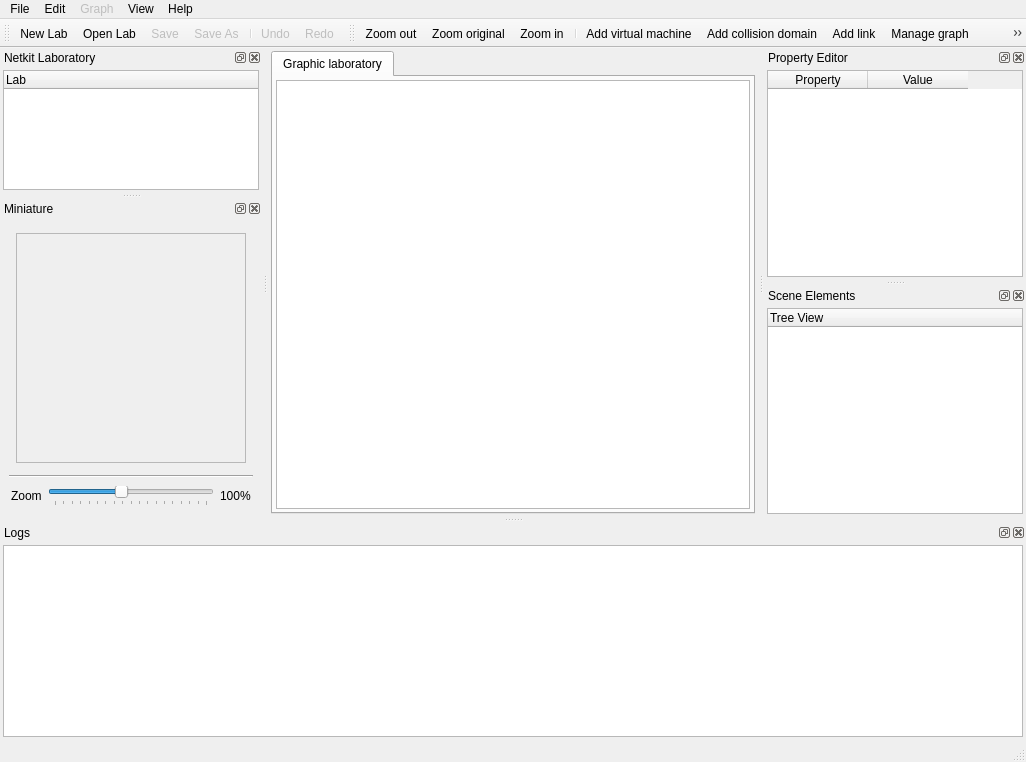
Qt form ui/main.ui (slux83/visual-netkit) before a commit.
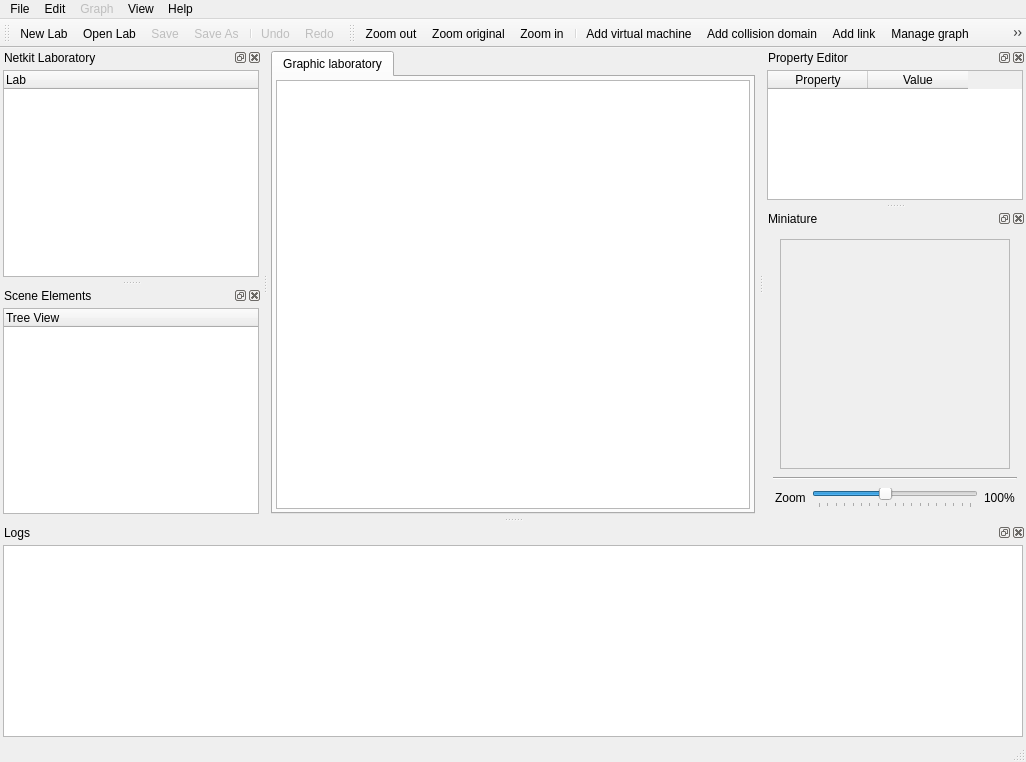
The same form after that commit. Icons and pictures are not drawn. Custom widgets are drawn as their Qt base class.

```diff
--- a/ui/main.ui
+++ b/ui/main.ui
@@ -204,8 +204,8 @@
     <rect>
      <x>0</x>
      <y>71</y>
-     <width>262</width>
-     <height>123</height>
+     <width>280</width>
+     <height>384</height>
     </rect>
    </property>
    <property name="floating" >
@@ -228,8 +228,8 @@
      <rect>
       <x>0</x>
       <y>23</y>
-      <width>262</width>
-      <height>100</height>
+      <width>280</width>
+      <height>361</height>
      </rect>
     </property>
     <layout class="QVBoxLayout" >
@@ -263,7 +263,7 @@
      <x>764</x>
      <y>71</y>
      <width>262</width>
-     <height>229</height>
+     <height>252</height>
     </rect>
    </property>
    <property name="allowedAreas" >
@@ -281,7 +281,7 @@
       <x>0</x>
       <y>23</y>
       <width>262</width>
-      <height>206</height>
+      <height>229</height>
      </rect>
     </property>
     <layout class="QVBoxLayout" >
@@ -317,12 +317,18 @@
   <widget class="QDockWidget" name="dockMiniature" >
    <property name="geometry" >
     <rect>
-     <x>0</x>
-     <y>200</y>
+     <x>764</x>
+     <y>329</y>
      <width>262</width>
-     <height>335</height>
+     <height>279</height>
     </rect>
    </property>
+   <property name="sizePolicy" >
+    <sizepolicy vsizetype="Fixed" hsizetype="Preferred" >
+     <horstretch>0</horstretch>
+     <verstretch>0</verstretch>
+    </sizepolicy>
+   </property>
    <property name="maximumSize" >
     <size>
      <width>16777215</width>
@@ -333,7 +339,7 @@
     <string>Miniature</string>
    </property>
    <attribute name="dockWidgetArea" >
-    <number>1</number>
+    <number>2</number>
    </attribute>
    <widget class="QWidget" name="dockWidgetContents_6" >
     <property name="geometry" >
@@ -341,14 +347,14 @@
       <x>0</x>
       <y>23</y>
       <width>262</width>
-      <height>312</height>
+      <height>256</height>
      </rect>
     </property>
     <layout class="QVBoxLayout" >
      <item>
       <layout class="QHBoxLayout" >
        <property name="margin" >
-        <number>6</number>
+        <number>2</number>
        </property>
        <item>
         <widget class="QGraphicsView" name="labMiniature" >
@@ -380,9 +386,18 @@
      </item>
      <item>
       <layout class="QHBoxLayout" >
-       <property name="margin" >
+       <property name="leftMargin" >
         <number>2</number>
        </property>
+       <property name="topMargin" >
+        <number>2</number>
+       </property>
+       <property name="rightMargin" >
+        <number>2</number>
+       </property>
+       <property name="bottomMargin" >
+        <number>0</number>
+       </property>
        <item>
         <widget class="QLabel" name="label" >
          <property name="text" >
@@ -424,44 +439,31 @@
        </item>
       </layout>
      </item>
-     <item>
-      <spacer>
-       <property name="orientation" >
-        <enum>Qt::Vertical</enum>
-       </property>
-       <property name="sizeHint" stdset="0" >
-        <size>
-         <width>20</width>
-         <height>40</height>
-        </size>
-       </property>
-      </spacer>
-     </item>
     </layout>
    </widget>
   </widget>
   <widget class="QDockWidget" name="dockTreeView" >
    <property name="geometry" >
     <rect>
-     <x>764</x>
-     <y>306</y>
-     <width>262</width>
-     <height>229</height>
+     <x>0</x>
+     <y>461</y>
+     <width>280</width>
+     <height>147</height>
     </rect>
    </property>
    <property name="windowTitle" >
     <string>Scene Elements</string>
    </property>
    <attribute name="dockWidgetArea" >
-    <number>2</number>
+    <number>1</number>
    </attribute>
    <widget class="QWidget" name="dockWidgetContents_2" >
     <property name="geometry" >
      <rect>
       <x>0</x>
       <y>23</y>
-      <width>262</width>
-      <height>206</height>
+      <width>280</width>
+      <height>124</height>
      </rect>
     </property>
     <layout class="QVBoxLayout" >
```
Left out of the diff: 16 changed lines with no effect on the pictures.
